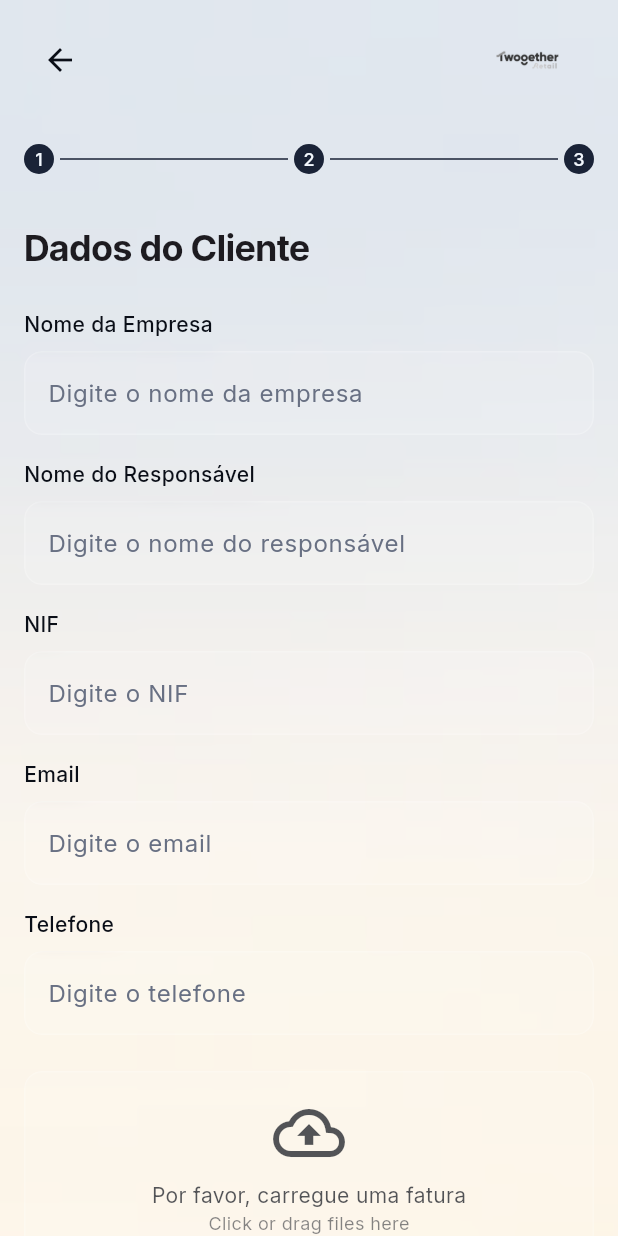
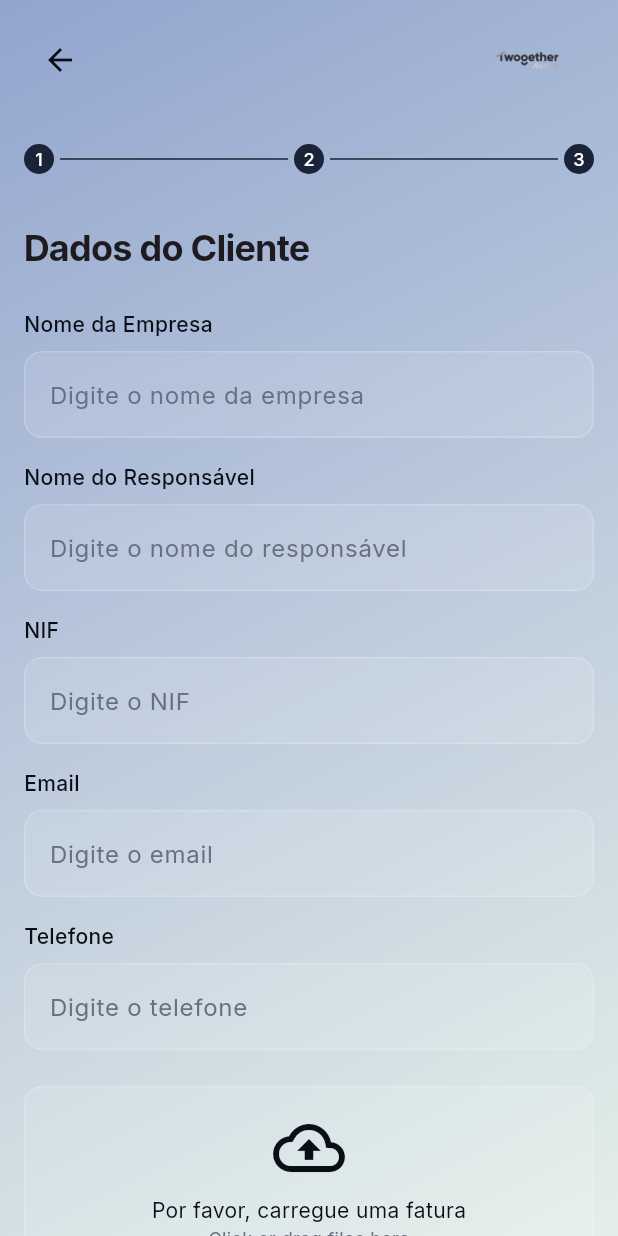
Before and after one commit to rodrigocastrolima/twogetherapp, a Flutter app: the ServicesPage screen opened directly, after a tap on "Energy", after a tap on "Eletricidade / Gás", after a tap on "Clientes Comerciais", on a phone screen of 412 x 824 dp. Run offline on Flutter 3.47's test engine with Material 3 defaults, Android fonts, the phone set to English and light mode, and no system bars; our stand-ins replace flutter_riverpod, freezed_annotation, google_fonts; generated files the repository leaves out were written again.

Commit message:
feat: update service form to handle pre-filled client data without skipping steps

```diff
--- a/lib/presentation/screens/services/services_page.dart
+++ b/lib/presentation/screens/services/services_page.dart
@@ -8,7 +8,9 @@ import 'package:flutter/rendering.dart';
 import 'dart:ui';
 
 class ServicesPage extends StatefulWidget {
-  const ServicesPage({super.key});
+  final Map<String, dynamic>? preFilledData;
+
+  const ServicesPage({super.key, this.preFilledData});
 
   @override
   State<ServicesPage> createState() => _ServicesPageState();
@@ -21,12 +23,36 @@ class _ServicesPageState extends State<ServicesPage> {
   ClientType? _selectedClientType;
 
   // Form controllers
-  final _companyNameController = TextEditingController();
-  final _responsibleNameController = TextEditingController();
-  final _nifController = TextEditingController();
-  final _emailController = TextEditingController();
-  final _phoneController = TextEditingController();
+  late final TextEditingController _companyNameController;
+  late final TextEditingController _responsibleNameController;
+  late final TextEditingController _nifController;
+  late final TextEditingController _emailController;
+  late final TextEditingController _phoneController;
   String? _invoiceFile;
+
+  @override
+  void initState() {
+    super.initState();
+    // Initialize controllers with pre-filled data if available
+    _companyNameController = TextEditingController(
+      text: widget.preFilledData?['companyName'],
+    );
+    _responsibleNameController = TextEditingController(
+      text: widget.preFilledData?['responsibleName'],
+    );
+    _nifController = TextEditingController(text: widget.preFilledData?['nif']);
+    _emailController = TextEditingController(
+      text: widget.preFilledData?['email'],
+    );
+    _phoneController = TextEditingController(
+      text: widget.preFilledData?['phone'],
+    );
+
+    // If we have pre-filled data, set the client type but don't skip steps
+    if (widget.preFilledData != null) {
+      _selectedClientType = widget.preFilledData!['clientType'] as ClientType;
+    }
+  }
 
   @override
   void dispose() {
@@ -127,17 +153,17 @@ class _ServicesPageState extends State<ServicesPage> {
   Widget build(BuildContext context) {
     return Scaffold(
       backgroundColor: Colors.transparent,
-      body: SizedBox(
+      body: Container(
         width: double.infinity,
         height: double.infinity,
-        child: Stack(
-          fit: StackFit.expand,
-          children: [
-            // Background image
-            Image.asset('assets/images/bg.jpg', fit: BoxFit.cover),
-            Container(color: AppTheme.background.withOpacity(0.65)),
-            // Content
-            Column(
+        decoration: BoxDecoration(
+          gradient: LinearGradient(
+            begin: const Alignment(-1.0, -1.0),
+            end: const Alignment(1.0, 1.0),
+            colors: [const Color(0xFF93A5CF), const Color(0xFFE4EFE9)],
+          ),
+        ),
+        child: Column(
           crossAxisAlignment: CrossAxisAlignment.start,
           children: [
             // Header with back arrow and logo
@@ -166,8 +192,6 @@ class _ServicesPageState extends State<ServicesPage> {
             ),
             if (_currentStep > 0) _buildStepIndicator(),
             Expanded(child: _buildCurrentStep()),
-              ],
-            ),
           ],
         ),
       ),
@@ -205,16 +229,13 @@ class _ServicesPageState extends State<ServicesPage> {
       height: 20,
       decoration: BoxDecoration(
         shape: BoxShape.circle,
-        color: isActive ? AppTheme.primary : AppTheme.muted.withAlpha(50),
+        color: isActive ? AppTheme.primary : AppTheme.muted.withOpacity(0.5),
       ),
       child: Center(
         child: Text(
           step.toString(),
           style: TextStyle(
-            color:
-                isActive
-                    ? AppTheme.primaryForeground
-                    : AppTheme.mutedForeground,
+            color: isActive ? Colors.white : AppTheme.mutedForeground,
             fontWeight: FontWeight.w500,
             fontSize: 12,
           ),
@@ -226,7 +247,7 @@ class _ServicesPageState extends State<ServicesPage> {
   Widget _buildStepLine(bool isActive) {
     return Container(
       height: 1,
-      color: isActive ? AppTheme.primary : AppTheme.muted.withAlpha(50),
+      color: isActive ? AppTheme.primary : AppTheme.muted.withOpacity(0.5),
     );
   }
 
@@ -408,7 +429,7 @@ class _ServicesPageState extends State<ServicesPage> {
                   ),
                   Icon(
                     Icons.chevron_right,
-                    color: AppTheme.foreground.withOpacity(0.5),
+                    color: AppTheme.foreground.withValues(alpha: 128),
                     size: 20,
                   ),
                 ],
@@ -481,7 +502,7 @@ class _ServicesPageState extends State<ServicesPage> {
                     if (!isDisabled)
                       Icon(
                         Icons.chevron_right,
-                        color: AppTheme.foreground.withOpacity(0.5),
+                        color: AppTheme.foreground.withValues(alpha: 128),
                         size: 20,
                       ),
                   ],
@@ -545,7 +566,7 @@ class _ServicesPageState extends State<ServicesPage> {
               onPressed: _isFormValid() ? _handleSubmit : null,
               style: ElevatedButton.styleFrom(
                 backgroundColor: AppTheme.primary,
-                foregroundColor: AppTheme.primaryForeground,
+                foregroundColor: Colors.white,
                 padding: const EdgeInsets.symmetric(
                   vertical: AppConstants.spacing16,
                 ),
@@ -583,28 +604,29 @@ class _ServicesPageState extends State<ServicesPage> {
           borderRadius: BorderRadius.circular(12),
           child: BackdropFilter(
             filter: ImageFilter.blur(sigmaX: 8, sigmaY: 8),
+            child: Container(
+              decoration: BoxDecoration(
+                color: Colors.white.withOpacity(0.1),
+                borderRadius: BorderRadius.circular(12),
+                border: Border.all(color: Colors.white.withOpacity(0.2)),
+              ),
               child: TextField(
                 controller: controller,
                 keyboardType: keyboardType,
                 decoration: InputDecoration(
                   hintText: hint,
                   hintStyle: TextStyle(color: AppTheme.mutedForeground),
-                filled: true,
-                fillColor: Colors.white.withOpacity(0.1),
-                border: OutlineInputBorder(
-                  borderRadius: BorderRadius.circular(12),
-                  borderSide: BorderSide(color: Colors.white.withOpacity(0.2)),
+                  filled: false,
+                  contentPadding: const EdgeInsets.symmetric(
+                    horizontal: 16,
+                    vertical: 16,
                   ),
-                enabledBorder: OutlineInputBorder(
-                  borderRadius: BorderRadius.circular(12),
-                  borderSide: BorderSide(color: Colors.white.withOpacity(0.2)),
-                ),
-                focusedBorder: OutlineInputBorder(
-                  borderRadius: BorderRadius.circular(12),
-                  borderSide: BorderSide(color: AppTheme.primary, width: 2),
-                ),
+                  border: InputBorder.none,
+                  enabledBorder: InputBorder.none,
+                  focusedBorder: InputBorder.none,
                 ),
                 style: TextStyle(color: AppTheme.foreground),
+              ),
             ),
           ),
         ),
@@ -631,22 +653,19 @@ class _ServicesPageState extends State<ServicesPage> {
               Icon(
                 Icons.cloud_upload_outlined,
                 size: 48,
-                color: AppTheme.foreground.withOpacity(0.7),
+                color: AppTheme.foreground.withValues(alpha: 179),
               ),
               const SizedBox(height: AppConstants.spacing8),
               Text(
                 _invoiceFile ?? 'Por favor, carregue uma fatura',
                 style: TextStyle(
                   fontSize: 14,
-                  color: AppTheme.foreground.withOpacity(0.7),
+                  color: AppTheme.foreground.withValues(alpha: 179),
                 ),
               ),
               Text(
                 'Click or drag files here',
-                style: TextStyle(
-                  fontSize: 12,
-                  color: AppTheme.foreground.withOpacity(0.5),
-                ),
+                style: TextStyle(fontSize: 12, color: AppTheme.mutedForeground),
               ),
             ],
           ),
```
Also changed, not shown: lib/presentation/screens/clients/client_details_page.dart (+81 -0 lines). Lines whose indentation alone changed are shown as unchanged.
